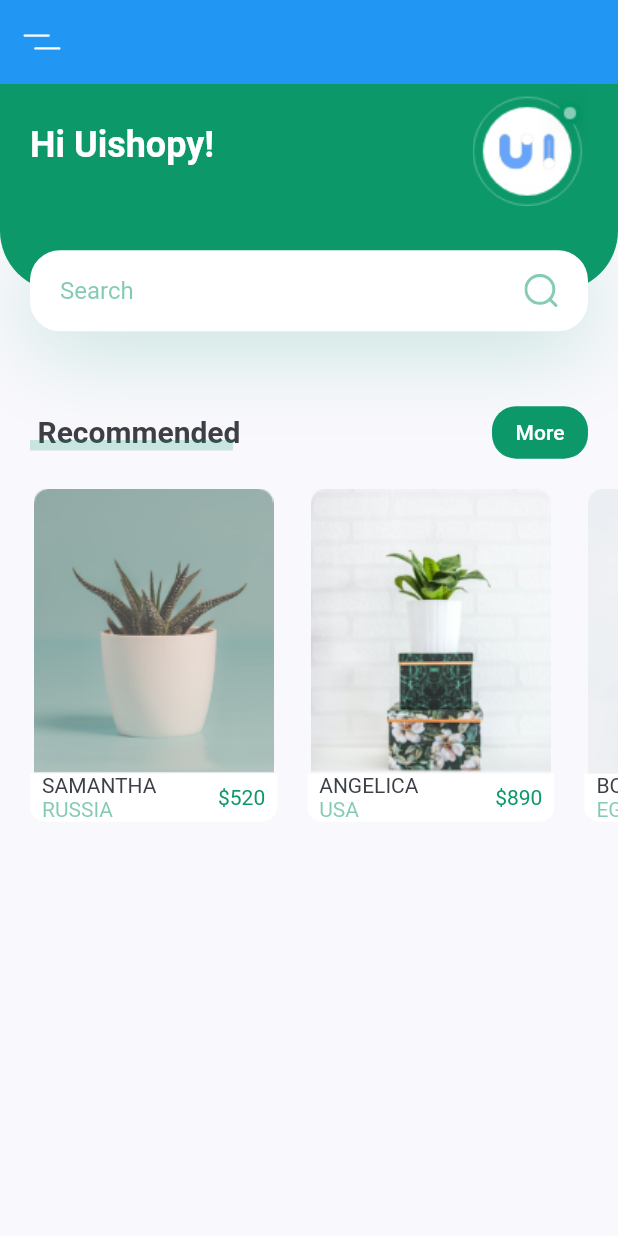
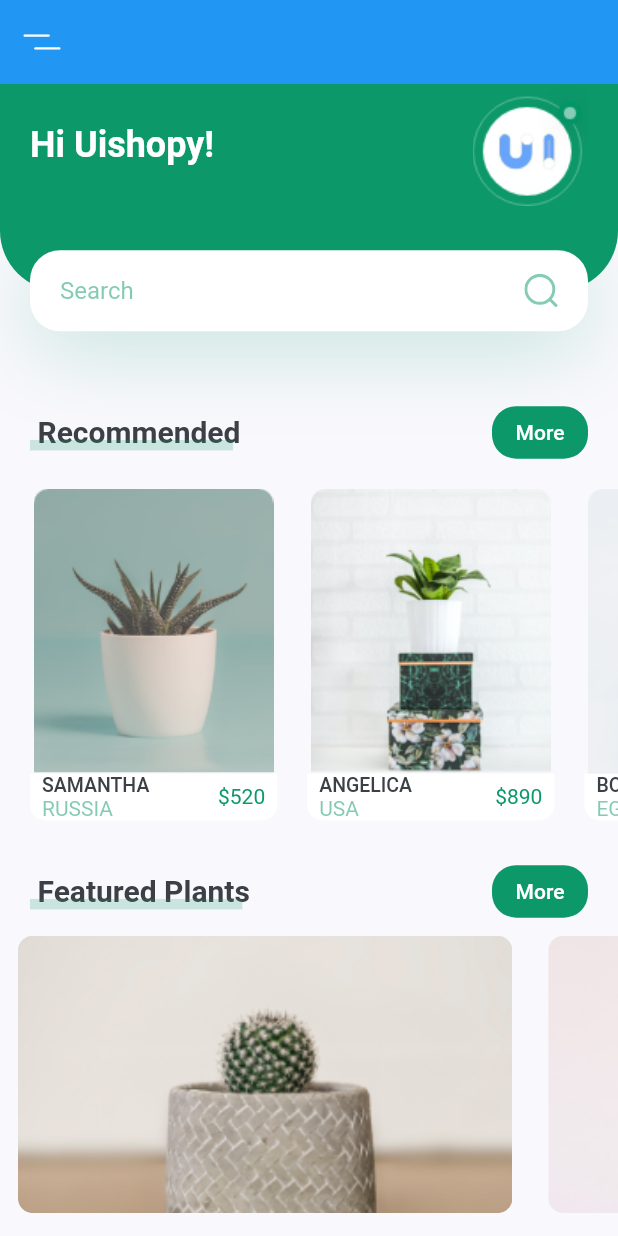
Before and after one commit to EslamShaban74/Plant_app_UI, a Flutter app: the screen it shows after launch, on a phone screen of 412 x 824 dp. Run offline on Flutter 3.47's test engine with Material 2 defaults, Android fonts, the phone set to English and light mode, and no system bars; our stand-ins replace flutter_svg.

Commit message:
plant app UI

```diff
--- a/lib/modules/details/details_screen.dart
+++ b/lib/modules/details/details_screen.dart
@@ -1,9 +1,13 @@
 import 'package:flutter/material.dart';
+
+import 'components/details_body/details_body.dart';
 
 class DetailsScreen extends StatelessWidget {
 
   @override
   Widget build(BuildContext context) {
-    return Container();
+    return Scaffold(
+      body: DetailsBody(),
+    );
   }
 }
--- a/lib/modules/home/components/body/body.dart
+++ b/lib/modules/home/components/body/body.dart
@@ -1,5 +1,6 @@
 import 'package:flutter/cupertino.dart';
 import 'package:flutter/material.dart';
+import 'package:plant_app/modules/home/components/featured_plants/featured_plants.dart';
 import 'package:plant_app/modules/home/components/header_with_search_box/header_with_search_box.dart';
 import 'package:plant_app/modules/home/components/recommended_plants/recommended_plants.dart';
 import 'package:plant_app/modules/home/components/title_with_button/title_with_button.dart';
@@ -15,7 +16,9 @@ class Body extends StatelessWidget {
           HeaderWithSearchBox(size: size),
           TitleWithMoreButton(title: 'Recommended', press: () {}),
           RecommendedPlants(),
-
+          SizedBox(height: 10.0),
+          TitleWithMoreButton(title: 'Featured Plants', press: () {}),
+          FeaturedPlants()
         ],
       ),
     );
--- /dev/null
+++ b/lib/modules/home/components/featured_plants/featured_plants.dart
@@ -0,0 +1,50 @@
+import 'package:flutter/cupertino.dart';
+import 'package:flutter/material.dart';
+
+class FeaturedPlants extends StatelessWidget {
+  const FeaturedPlants({Key? key}) : super(key: key);
+
+  @override
+  Widget build(BuildContext context) {
+    return SingleChildScrollView(
+      scrollDirection: Axis.horizontal,
+      child: Row(
+        children: <Widget>[
+          FeaturedPlantCard(
+              image: 'assets/images/bottom_img_1.png', press: () {}),
+          FeaturedPlantCard(
+              image: 'assets/images/bottom_img_2.png', press: () {})
+        ],
+      ),
+    );
+  }
+}
+
+class FeaturedPlantCard extends StatelessWidget {
+  final String image;
+  final Function press;
+
+  const FeaturedPlantCard({Key? key, required this.image, required this.press})
+      : super(key: key);
+
+  @override
+  Widget build(BuildContext context) {
+    Size size = MediaQuery.of(context).size;
+    return GestureDetector(
+      child: Padding(
+        padding: const EdgeInsets.all(12.0),
+        child: Container(
+          //margin: EdgeInsets.all(12),
+          width: size.width * 0.8,
+          height: 185,
+          decoration: BoxDecoration(
+              borderRadius: BorderRadius.circular(10),
+              image: DecorationImage(
+                fit: BoxFit.cover,
+                image: AssetImage(image),
+              )),
+        ),
+      ),
+    );
+  }
+}
--- a/lib/modules/home/components/recommended_plants/recommended_plants.dart
+++ b/lib/modules/home/components/recommended_plants/recommended_plants.dart
@@ -1,6 +1,7 @@
 import 'package:flutter/cupertino.dart';
 import 'package:flutter/material.dart';
 import 'package:plant_app/components/constants.dart';
+import 'package:plant_app/modules/details/details_screen.dart';
 
 class RecommendedPlants extends StatelessWidget {
   @override
@@ -14,7 +15,12 @@ class RecommendedPlants extends StatelessWidget {
             title: "Samantha",
             country: "Russia",
             price: 520,
-            press: () {},
+            press: () {
+              Navigator.push(
+                context,
+                MaterialPageRoute(builder: (context) => DetailsScreen()),
+              );
+            },
           ),
           PlantCard(
             image: "assets/images/image_2.png",
@@ -39,7 +45,7 @@ class RecommendedPlants extends StatelessWidget {
 class PlantCard extends StatelessWidget {
   final String title, image, country;
   final int price;
-  final Function press;
+  final VoidCallback press;
 
   const PlantCard({
     Key? key,
@@ -63,11 +69,19 @@ class PlantCard extends StatelessWidget {
       child: Column(
         children: <Widget>[
           GestureDetector(
+            onTap: press,
             child: Column(
               children: [
                 Image.asset(image),
                 Container(
                   decoration: BoxDecoration(
+                      boxShadow: [
+                        // BoxShadow(
+                        //   offset:Offset(0,0.5),
+                        //   blurRadius:80,
+                        //   color: primaryColor.withOpacity(0.23),
+                        // )
+                      ],
                       color: Colors.white,
                       borderRadius: BorderRadius.only(
                         bottomRight: Radius.circular(10),
@@ -76,17 +90,20 @@ class PlantCard extends StatelessWidget {
                   child: Padding(
                     padding: const EdgeInsets.symmetric(horizontal: 8.0),
                     child: Row(
-
                       children: <Widget>[
                         Column(
                           children: <Widget>[
                             Text(
                               title.toUpperCase(),
-                              style: TextStyle(),
+                              style: Theme.of(context)
+                                  .textTheme
+                                  .button!
+                                  .copyWith(fontSize: 13.0),
                             ),
                             Text(
                               country.toUpperCase(),
-                              style: TextStyle(color: primaryColor.withOpacity(0.5)),
+                              style: TextStyle(
+                                  color: primaryColor.withOpacity(0.5)),
                             )
                           ],
                           crossAxisAlignment: CrossAxisAlignment.start,
```
Also changed, not shown: lib/modules/details/components/details_body/details_body.dart (added, +122 -0 lines), lib/modules/details/components/icon_card/icon_card.dart (added, +74 -0 lines), lib/modules/details/components/image_and_icons/image_and_icons.dart (added, +61 -0 lines), lib/modules/details/components/title_and_price/title_and_price.dart (added, +61 -0 lines).
